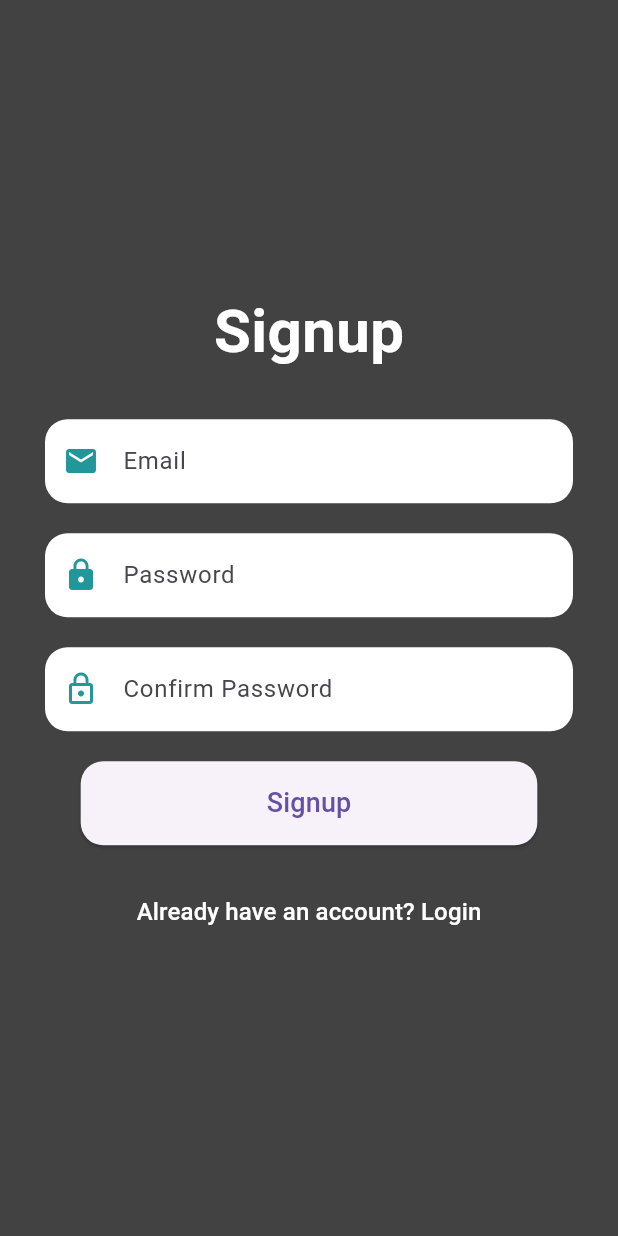
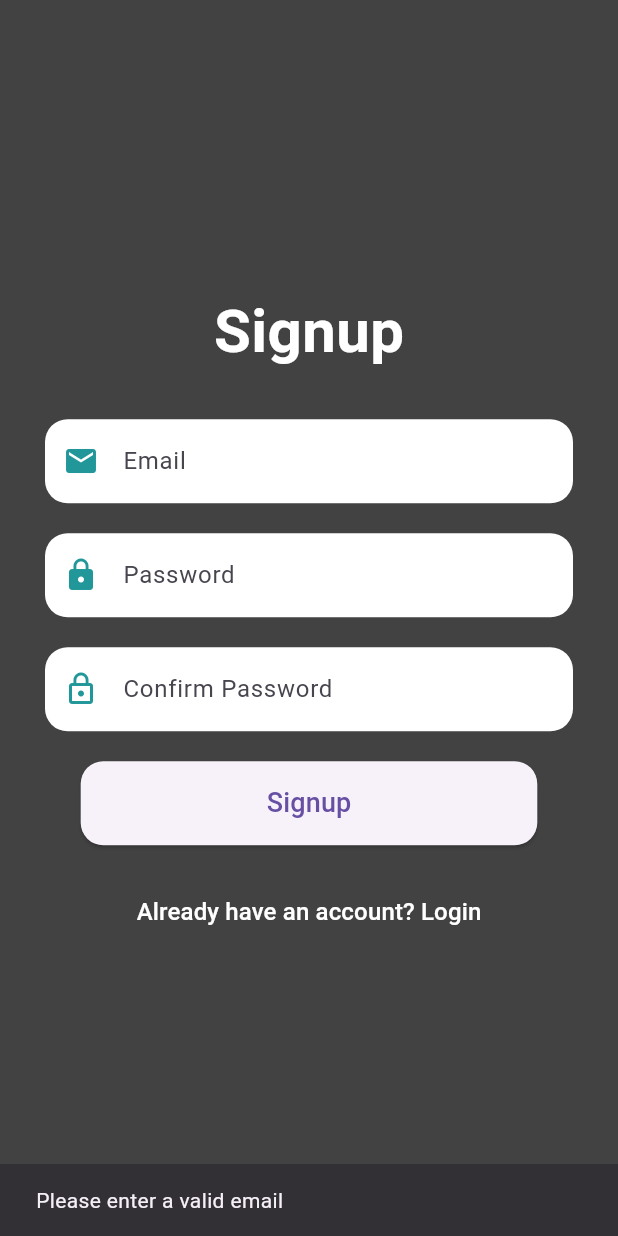
Before and after one commit to Abdul-Lahad/my-news-hub, a Flutter app: the SignupScreen screen opened directly, after a tap on "Signup", on a phone screen of 412 x 824 dp. Run offline on Flutter 3.47's test engine with Material 3 defaults, Android fonts, the phone set to English and light mode, and no system bars; our stand-ins replace email_validator, firebase_auth, firebase_core; accounts and stored records are empty.

Commit message:
fix(authentication and validation)

```diff
--- a/lib/screens/SignupScreen.dart
+++ b/lib/screens/SignupScreen.dart
@@ -1,5 +1,6 @@
 import 'package:flutter/material.dart';
 import 'package:my_news_hub/screens/auth_service.dart';
+import 'package:email_validator/email_validator.dart'; // Import email_validator for email validation
 
 class SignupScreen extends StatelessWidget {
   final TextEditingController emailController = TextEditingController();
@@ -8,6 +9,13 @@ class SignupScreen extends StatelessWidget {
       TextEditingController();
 
   final AuthService authService = AuthService();
+
+  bool isPasswordValid(String password) {
+    // Check password strength: at least 8 characters, 1 uppercase letter, 1 lowercase letter, 1 number, and 1 special character
+    final passwordRegex = RegExp(
+        r'^(?=.*[A-Z])(?=.*[a-z])(?=.*\d)(?=.*[@$!%*?&])[A-Za-z\d@$!%*?&]{8,}$');
+    return passwordRegex.hasMatch(password);
+  }
 
   @override
   Widget build(BuildContext context) {
@@ -88,21 +96,42 @@ class SignupScreen extends StatelessWidget {
               ElevatedButton(
                 onPressed: () {
                   // Handle signup logic
-                  String email = emailController.text;
+                  String email = emailController.text.trim();
                   String password = passwordController.text;
                   String confirmPassword = confirmPasswordController.text;
 
-                  if (password != confirmPassword) {
-                    print("Passwords do not match");
+                  if (!EmailValidator.validate(email)) {
+                    ScaffoldMessenger.of(context).showSnackBar(
+                      SnackBar(content: Text("Please enter a valid email")),
+                    );
                     return;
                   }
 
+                  if (!isPasswordValid(password)) {
+                    ScaffoldMessenger.of(context).showSnackBar(
+                      SnackBar(
+                          content: Text(
+                              "Password must be at least 8 characters, include an uppercase letter, a number, and a special character")),
+                    );
+                    return;
+                  }
+
+                  if (password != confirmPassword) {
+                    ScaffoldMessenger.of(context).showSnackBar(
+                      SnackBar(content: Text("Passwords do not match")),
+                    );
+                    return;
+                  }
+
+                  // Perform signup via auth service
                   authService.signUp(email, password).then((user) {
                     if (user != null) {
                       print("Signup successful");
                       Navigator.pop(context); // Go back to login screen
                     } else {
-                      print("Signup failed");
+                      ScaffoldMessenger.of(context).showSnackBar(
+                        SnackBar(content: Text("Signup failed. Try again.")),
+                      );
                     }
                   });
                 },
--- a/pubspec.yaml
+++ b/pubspec.yaml
@@ -39,6 +39,7 @@ dependencies:
   url_launcher: ^6.3.1
   firebase_auth: ^5.3.1
   firebase_core: ^3.6.0
+  email_validator: ^3.0.0
 
 dev_dependencies:
   flutter_test:
```
Also changed, not shown: lib/screens/LoginScreen.dart (+110 -25 lines), pubspec.lock.
